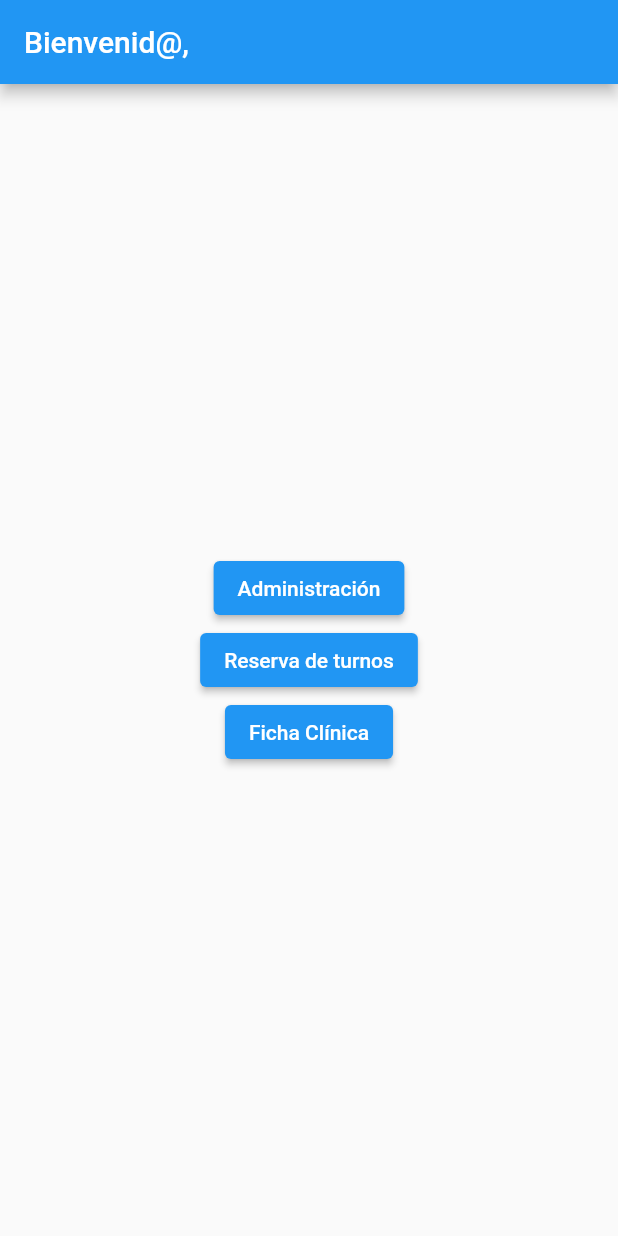
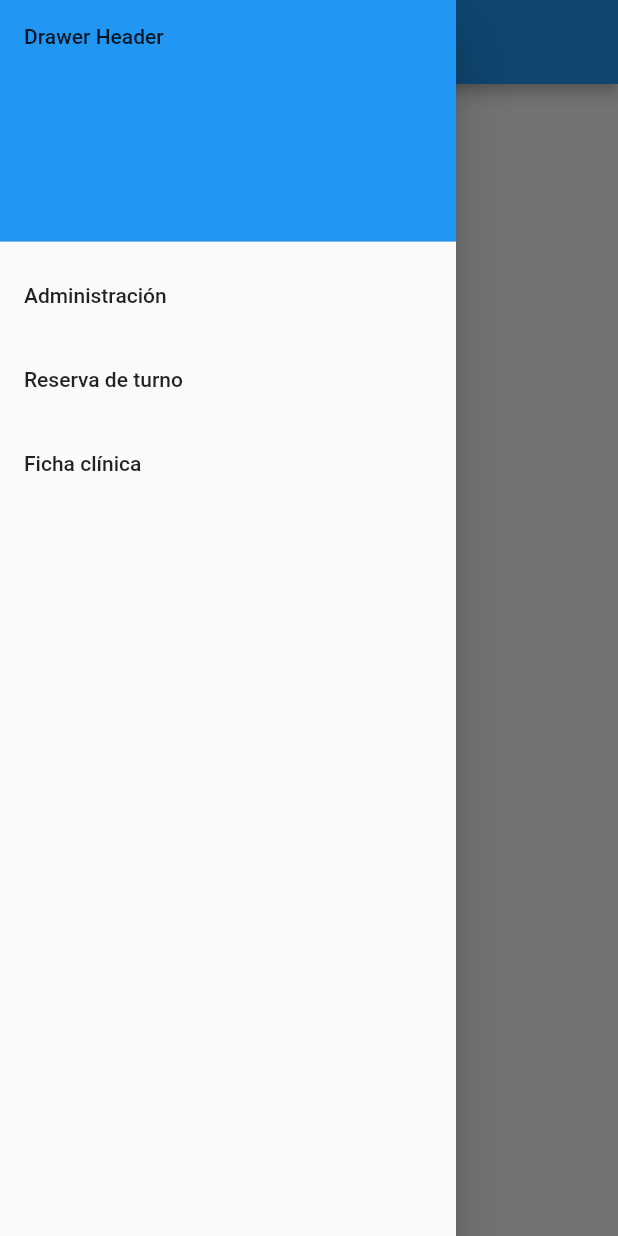
Before and after one commit to marcelomolas/frontend2_sp, a Flutter app: the MainPage screen opened directly with empty values, with the side drawer open (before the commit the screen has no drawer), on a phone screen of 412 x 824 dp. Run offline on Flutter 3.47's test engine with Material 2 defaults, Android fonts, the phone set to English and light mode, and no system bars.

Commit message:
menu hamburguesa

```diff
--- a/lib/main.dart
+++ b/lib/main.dart
@@ -1,6 +1,9 @@
 import 'package:flutter/material.dart';
+import 'package:segundo_parcial/pages/administracion.dart';
 import 'package:segundo_parcial/pages/failedlogin.dart';
+import 'package:segundo_parcial/pages/ficha.dart';
 import 'package:segundo_parcial/pages/login.dart';
+import 'package:segundo_parcial/pages/reserva.dart';
 
 void main() {
   runApp(const MyApp());
@@ -29,6 +32,9 @@ class MyApp extends StatelessWidget {
       routes: {
         "/": (context) => const LoginPage(),
         "/failed": (context) => const FailedLoginPage(),
+        "/administracion": (context) => const Administracion(),
+        "/ficha": (context) => const Ficha(),
+        "/reserva": (context) => const Reserva()
       },
     );
   }
--- a/lib/pages/mainpage.dart
+++ b/lib/pages/mainpage.dart
@@ -7,22 +7,51 @@ class MainPage extends StatelessWidget {
   @override
   Widget build(BuildContext context) {
     return Scaffold(
+        drawer: Drawer(
+          // Add a ListView to the drawer. This ensures the user can scroll
+          // through the options in the drawer if there isn't enough vertical
+          // space to fit everything.
+          child: ListView(
+            // Important: Remove any padding from the ListView.
+            padding: EdgeInsets.zero,
+            children: [
+              const DrawerHeader(
+                decoration: BoxDecoration(
+                  color: Colors.blue,
+                ),
+                child: Text('Drawer Header'),
+              ),
+              ListTile(
+                title: const Text('Administración'),
+                onTap: () {
+                  // Update the state of the app.
+                  // ...
+                  Navigator.pushNamed(context, "/administracion");
+                },
+              ),
+              ListTile(
+                title: const Text('Reserva de turno'),
+                onTap: () {
+                  // Update the state of the app.
+                  // ...
+                  Navigator.pushNamed(context, "/reserva");
+                },
+              ),
+              ListTile(
+                title: const Text('Ficha clínica'),
+                onTap: () {
+                  // Update the state of the app.
+                  // ...
+                  Navigator.pushNamed(context, "/ficha");
+                },
+              ),
+            ],
+          ),
+        ),
       appBar: AppBar(
         title: Text("Bienvenid@, $username"),
       ),
-      body: Center(
-        child: Column(
-          mainAxisAlignment: MainAxisAlignment.center,
-          children: [
-            ElevatedButton(
-                onPressed: () => null, child: const Text("Administración")),
-            ElevatedButton(
-                onPressed: () => null, child: const Text("Reserva de turnos")),
-            ElevatedButton(
-                onPressed: () => null, child: const Text("Ficha Clínica"))
-          ],
-        ),
-      ),
+
     );
   }
 }
```
Also changed, not shown: lib/pages/administracion.dart (added, +12 -0 lines), lib/pages/ficha.dart (added, +12 -0 lines), lib/pages/reserva.dart (added, +12 -0 lines).
